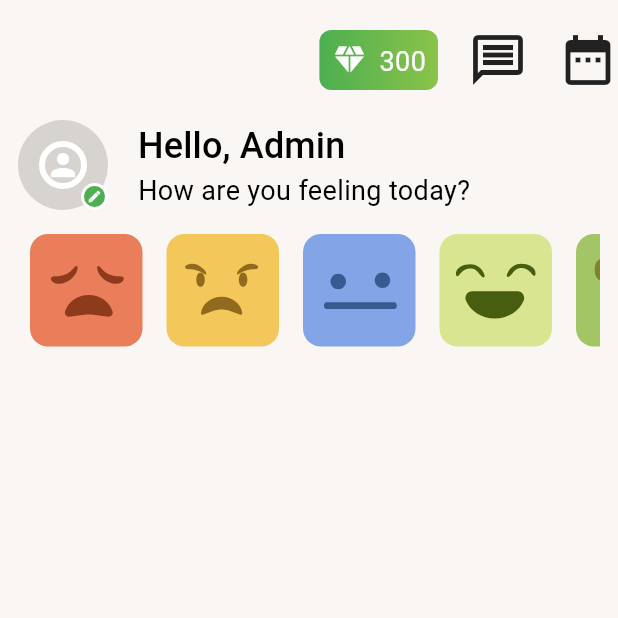
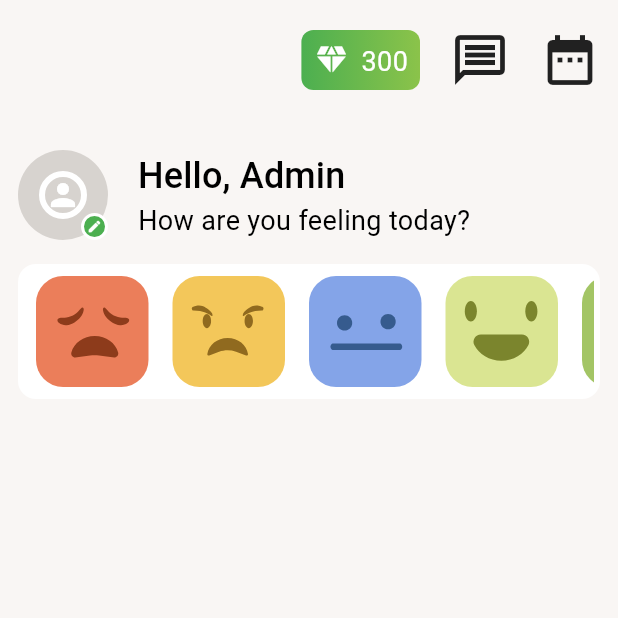
Before and after one commit to yazdan0101/mood_tracking_app, a Flutter app: the screen it shows after launch, on a phone screen of 412 x 824 dp, the top half of it. Run offline on Flutter 3.47's test engine with Material 3 defaults, Android fonts, the phone set to English and light mode, and no system bars; our stand-ins replace flutter_riverpod, flutter_svg, go_router, riverpod_annotation; generated files the repository leaves out were written again.

Commit message:
Finish home screen

```diff
--- /dev/null
+++ b/lib/src/core/providers/mood_colors_provider.dart
@@ -0,0 +1,13 @@
+import 'dart:ui';
+
+import 'package:flutter_riverpod/flutter_riverpod.dart';
+
+final moodColorsProvider = Provider<List<Color>>(
+  (final ref) => [
+    const Color(0xFFEB7E5A), // Sad
+    const Color(0xFFF3C75A), // Angry
+    const Color(0xFF84A4E8), // Neutral
+    const Color(0xFFDAE592), // Happy
+    const Color(0xFFA3C565), // Very Happy
+  ],
+);
--- a/lib/src/core/providers/mood_image_path_provider.dart
+++ b/lib/src/core/providers/mood_image_path_provider.dart
@@ -5,7 +5,7 @@ final moodImagesPathListProvider = Provider<List<String>>(
     'mood_sad.svg',
     'mood_angry.svg',
     'mood_okay.svg',
+    'mood_good.svg',
     'mood_happy.svg',
-    'mood_good.svg',
   ],
 );
--- /dev/null
+++ b/lib/src/core/widgets/custom_scaffold.dart
@@ -0,0 +1,67 @@
+import 'package:flutter/material.dart';
+
+class CustomScaffold extends StatelessWidget {
+  const CustomScaffold({required this.body, super.key});
+
+  final Widget body;
+
+  @override
+  Widget build(final BuildContext context) => SafeArea(
+        child: Scaffold(
+          appBar: PreferredSize(
+            preferredSize: const Size.fromHeight(80),
+            child: Padding(
+              padding: const EdgeInsets.all(12),
+              child: Row(
+                mainAxisAlignment: MainAxisAlignment.end,
+                children: [
+                  Container(
+                    margin: const EdgeInsets.symmetric(vertical: 8),
+                    padding: const EdgeInsetsDirectional.all(8),
+                    decoration: BoxDecoration(
+                      gradient: const LinearGradient(
+                        colors: [Colors.green, Colors.lightGreen],
+                      ),
+                      borderRadius: BorderRadius.circular(8),
+                    ),
+                    child: const Row(
+                      children: [
+                        Icon(
+                          Icons.diamond,
+                          color: Colors.white,
+                        ),
+                        SizedBox(
+                          width: 8,
+                        ),
+                        Text(
+                          '300',
+                          style: TextStyle(color: Colors.white),
+                        )
+                      ],
+                    ),
+                  ),
+                  const SizedBox(
+                    width: 20,
+                  ),
+                  const Icon(
+                    Icons.message_outlined,
+                    size: 40,
+                  ),
+                  const SizedBox(
+                    width: 20,
+                  ),
+                  const Icon(
+                    Icons.date_range,
+                    size: 40,
+                  ),
+                ],
+              ),
+            ),
+          ),
+          body: Padding(
+            padding: const EdgeInsets.symmetric(horizontal: 12, vertical: 20),
+            child: body,
+          ),
+        ),
+      );
+}
--- /dev/null
+++ b/lib/src/core/widgets/mood_image.dart
@@ -0,0 +1,29 @@
+import 'package:flutter/material.dart';
+import 'package:flutter_riverpod/flutter_riverpod.dart';
+import 'package:flutter_svg/svg.dart';
+import 'package:mood_tracking_app/src/core/providers/mood_colors_provider.dart';
+
+class MoodImage extends ConsumerWidget {
+  const MoodImage(
+      {required this.index, required this.moodImagePath, super.key});
+
+  final String moodImagePath;
+  final int index;
+
+  @override
+  Widget build(final BuildContext context, final WidgetRef ref) {
+    final moodColors = ref.read(moodColorsProvider);
+    return Container(
+      width: 75,
+      margin: const EdgeInsets.symmetric(horizontal: 8),
+      padding: const EdgeInsets.all(8),
+      decoration: BoxDecoration(
+        borderRadius: BorderRadius.circular(18),
+        color: moodColors[index],
+      ),
+      child: SvgPicture.asset(
+        moodImagePath,
+      ),
+    );
+  }
+}
--- /dev/null
+++ b/lib/src/core/widgets/mood_images_container.dart
@@ -0,0 +1,37 @@
+import 'package:flutter/material.dart';
+import 'package:flutter_riverpod/flutter_riverpod.dart';
+import 'package:go_router/go_router.dart';
+import 'package:mood_tracking_app/src/core/providers/mood_image_path_provider.dart';
+import 'package:mood_tracking_app/src/core/widgets/mood_image.dart';
+import 'package:mood_tracking_app/src/router/routes.dart';
+
+class MoodImagesContainer extends ConsumerWidget {
+  const MoodImagesContainer({super.key});
+
+  @override
+  Widget build(final BuildContext context, final WidgetRef ref) {
+    final svgImagesPathList = ref.read(moodImagesPathListProvider);
+    final colorScheme = Theme.of(context).colorScheme;
+    return InkWell(
+      onTap: () {
+        context.push(MoodDetailsRoute().location);
+      },
+      child: Container(
+        height: 90,
+        padding: const EdgeInsets.symmetric(horizontal: 4, vertical: 8),
+        decoration: BoxDecoration(
+          borderRadius: BorderRadius.circular(12),
+          color: colorScheme.surface,
+        ),
+        child: ListView.builder(
+          itemCount: svgImagesPathList.length,
+          scrollDirection: Axis.horizontal,
+          itemBuilder: (final context, final index) => MoodImage(
+            index: index,
+            moodImagePath: 'assets/images/${svgImagesPathList[index]}',
+          ),
+        ),
+      ),
+    );
+  }
+}
--- a/lib/src/features/home/presentation/home_page.dart
+++ b/lib/src/features/home/presentation/home_page.dart
@@ -1,77 +1,16 @@
 import 'package:flutter/material.dart';
 import 'package:flutter_riverpod/flutter_riverpod.dart';
-import 'package:flutter_svg/flutter_svg.dart';
-import 'package:mood_tracking_app/src/core/providers/mood_image_path_provider.dart';
+import 'package:mood_tracking_app/src/core/widgets/custom_scaffold.dart';
+import 'package:mood_tracking_app/src/core/widgets/mood_images_container.dart';
 
 class HomePage extends ConsumerWidget {
   const HomePage({super.key});
 
   @override
   Widget build(final BuildContext context, final WidgetRef ref) {
-    final svgImagesPathList = ref.read(moodImagesPathListProvider);
     final textTheme = Theme.of(context).textTheme;
-    const moodColors = [
-      Color(0xFFEB7E5A), // Sad
-      Color(0xFFF3C75A), // Angry
-      Color(0xFF84A4E8), // Neutral
-      Color(0xFFDAE592), // Happy
-      Color(0xFFA3C565), // Very Happy
-    ];
-    return SafeArea(
-      child: Scaffold(
-        appBar: PreferredSize(
-          preferredSize: const Size.fromHeight(80),
-          child: Padding(
-            padding: const EdgeInsets.symmetric(vertical: 12),
-            child: Row(
-              mainAxisAlignment: MainAxisAlignment.end,
-              children: [
-                Container(
-                  margin: const EdgeInsets.symmetric(vertical: 8),
-                  padding: const EdgeInsetsDirectional.all(8),
-                  decoration: BoxDecoration(
-                    gradient: const LinearGradient(
-                      colors: [Colors.green, Colors.lightGreen],
-                    ),
-                    borderRadius: BorderRadius.circular(8),
-                  ),
-                  child: const Row(
-                    children: [
-                      Icon(
-                        Icons.diamond,
-                        color: Colors.white,
-                      ),
-                      SizedBox(
-                        width: 8,
-                      ),
-                      Text(
-                        '300',
-                        style: TextStyle(color: Colors.white),
-                      )
-                    ],
-                  ),
-                ),
-                const SizedBox(
-                  width: 20,
-                ),
-                const Icon(
-                  Icons.message_outlined,
-                  size: 40,
-                ),
-                const SizedBox(
-                  width: 20,
-                ),
-                const Icon(
-                  Icons.date_range,
-                  size: 40,
-                ),
-              ],
-            ),
-          ),
-        ),
-        body: Padding(
-          padding: const EdgeInsets.symmetric(horizontal: 12),
-          child: Column(
+    return CustomScaffold(
+      body: Column(
         children: [
           Row(
             children: [
@@ -133,32 +72,8 @@ class HomePage extends ConsumerWidget {
           const SizedBox(
             height: 16,
           ),
-              SizedBox(
-                height: 75,
-                child: ListView.builder(
-                  itemCount: svgImagesPathList.length,
-                  scrollDirection: Axis.horizontal,
-                  itemBuilder: (final context, final index) {
-                    const imagesBaseDirectory = 'assets/images';
-
-                    return Container(
-                      width: 75,
-                      margin: const EdgeInsets.symmetric(horizontal: 8),
-                      padding: const EdgeInsets.all(8),
-                      decoration: BoxDecoration(
-                        borderRadius: BorderRadius.circular(12),
-                        color: moodColors[index],
-                      ),
-                      child: SvgPicture.asset(
-                        '$imagesBaseDirectory/${svgImagesPathList[index]}',
-                      ),
-                    );
-                  },
-                ),
-              )
+          const MoodImagesContainer(),
         ],
-          ),
-        ),
       ),
     );
   }
--- /dev/null
+++ b/lib/src/features/mood_details/presentation/mood_details_page.dart
@@ -0,0 +1,10 @@
+import 'package:flutter/material.dart';
+import 'package:flutter_riverpod/flutter_riverpod.dart';
+
+class MoodDetailsPage extends ConsumerWidget {
+  const MoodDetailsPage({super.key});
+
+  @override
+  Widget build(final BuildContext context, final WidgetRef ref) =>
+      const Scaffold();
+}
--- a/lib/src/router/routes.dart
+++ b/lib/src/router/routes.dart
@@ -1,6 +1,8 @@
+import 'package:flutter/material.dart';
 import 'package:go_router/go_router.dart';
-import 'package:flutter/material.dart';
-import '../features/home/presentation/home_page.dart';
+import 'package:mood_tracking_app/src/features/home/presentation/home_page.dart';
+import 'package:mood_tracking_app/src/features/mood_details/presentation/mood_details_page.dart';
+
 part 'routes.g.dart';
 
 @TypedGoRoute<HomeRoute>(
@@ -11,8 +13,22 @@ class HomeRoute extends GoRouteData {
 
   @override
   Widget build(
-      final BuildContext context,
-      final GoRouterState state,
-      ) =>
+    final BuildContext context,
+    final GoRouterState state,
+  ) =>
       const HomePage();
 }
+
+@TypedGoRoute<MoodDetailsRoute>(
+  path: '/mood_details',
+)
+class MoodDetailsRoute extends GoRouteData {
+  MoodDetailsRoute();
+
+  @override
+  Widget build(
+    final BuildContext context,
+    final GoRouterState state,
+  ) =>
+      const MoodDetailsPage();
+}
```
Also changed, not shown: lib/src/router/router.g.dart, lib/src/router/routes.g.dart, 4 other files. Lines whose indentation alone changed are shown as unchanged.
